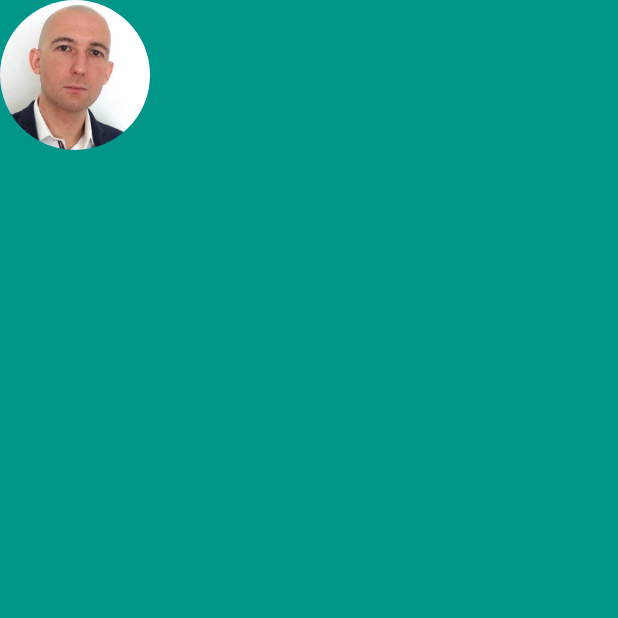
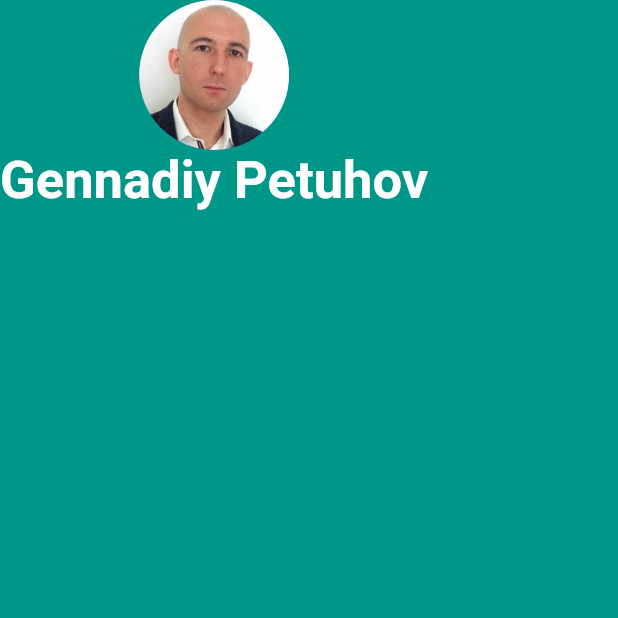
Before and after one commit to gpetuhov/FlutterTutorial, a Flutter app: the screen it shows after launch, on a phone screen of 412 x 824 dp, the top half of it. Run offline on Flutter 3.47's test engine with Material 2 defaults, Android fonts, the phone set to English and light mode, and no system bars.

Commit message:
Add name

```diff
--- a/03-MiCard/mi_card_flutter/lib/main.dart
+++ b/03-MiCard/mi_card_flutter/lib/main.dart
@@ -16,7 +16,15 @@ class MyApp extends StatelessWidget {
               CircleAvatar(
                 radius: 50.0,
                 backgroundImage: AssetImage('images/me.jpg'),
-              )
+              ),
+              Text(
+                'Gennadiy Petuhov',
+                style: TextStyle(
+                  fontSize: 35.0,
+                  color: Colors.white,
+                  fontWeight: FontWeight.bold,
+                ),
+              ),
             ],
           ),
         ),
```
